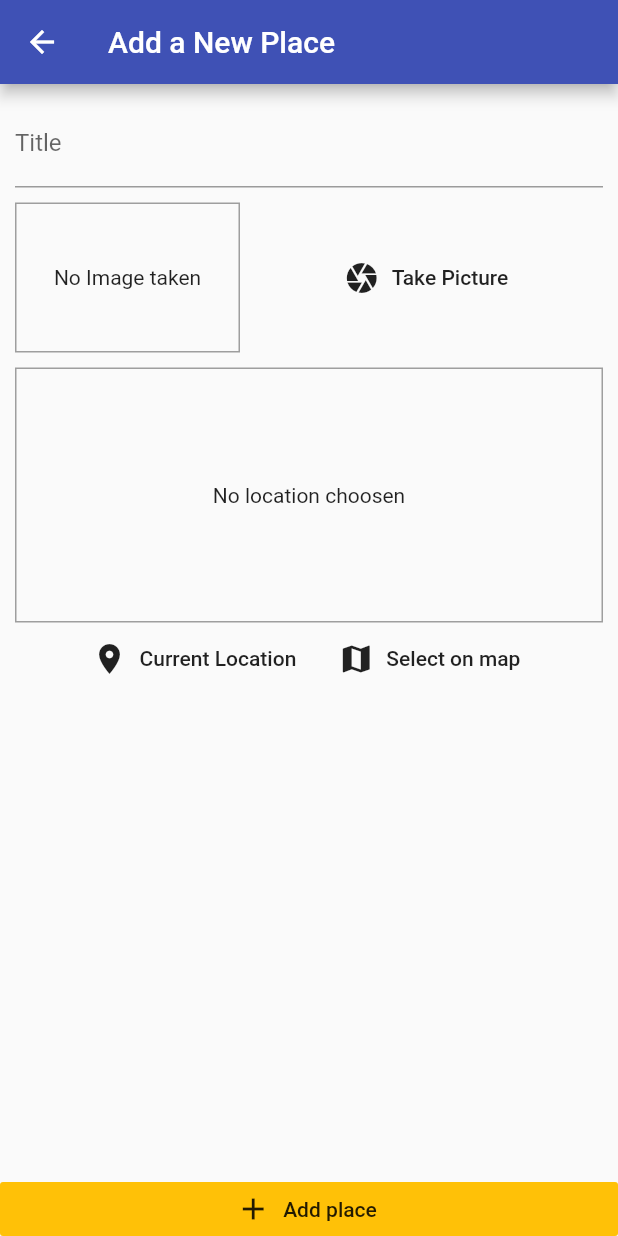
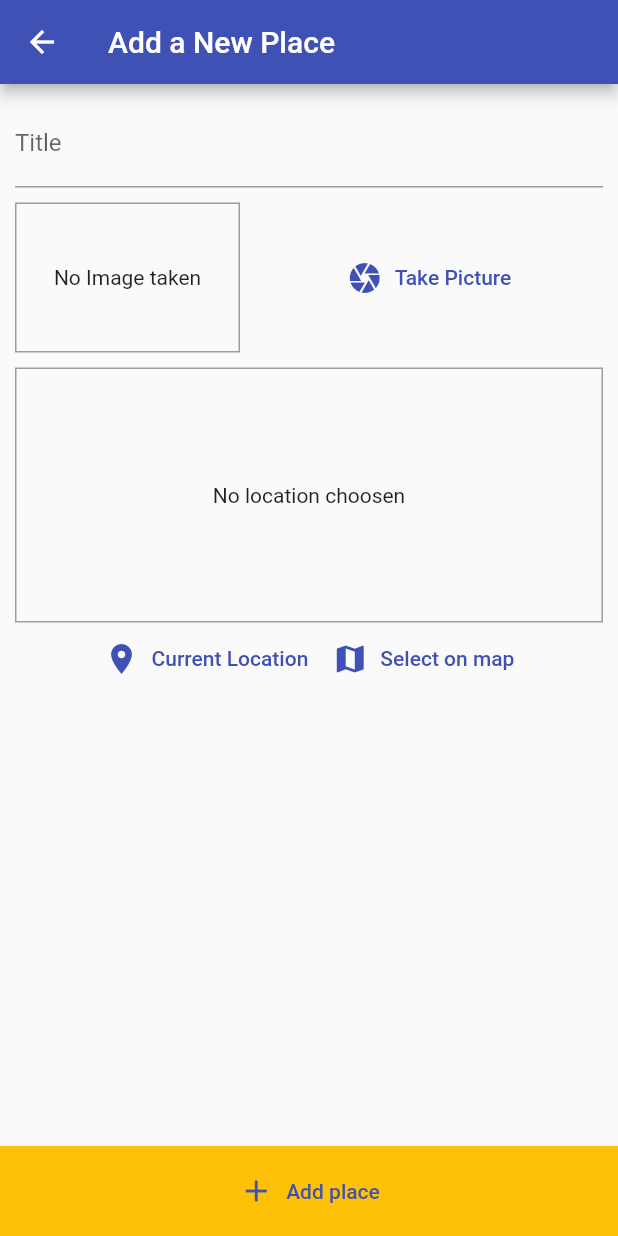
Before and after one commit to eloicasamayor/great_places, a Flutter app: the AddPlaceScreen screen opened by its route, on a phone screen of 412 x 824 dp. Run offline on Flutter 3.47's test engine with Material 2 defaults, Android fonts, the phone set to English and light mode, and no system bars; our stand-ins replace google_maps_flutter, image_picker, location, sqflite; accounts and stored records are empty.

Commit message:
styling the app

```diff
--- a/lib/helpers/db_helper.dart
+++ b/lib/helpers/db_helper.dart
@@ -23,6 +23,11 @@ class DBHelper {
     );
   }
 
+  static Future<void> remove(String table, String id) async {
+    final db = await DBHelper.database();
+    db.delete(table, where: 'id = "$id"');
+  }
+
   static Future<List<Map<String, dynamic>>> getData(String table) async {
     final db = await DBHelper.database();
     return db.query(table);
--- a/lib/helpers/location_helper.dart
+++ b/lib/helpers/location_helper.dart
@@ -1,5 +1,4 @@
 import 'package:http/http.dart' as http;
-import 'package:path/path.dart';
 import 'dart:convert';
 
 const GOOGLE_API_KEY = 'AIzaSyCSiF402IT7sNsgf7_4DvtcAl82ouwMagA';
--- a/lib/screens/add_place_screen.dart
+++ b/lib/screens/add_place_screen.dart
@@ -5,7 +5,6 @@ import 'dart:io';
 import 'package:provider/provider.dart';
 import '../providers/great_places.dart';
 import '../models/place.dart';
-import '../helpers/location_helper.dart';
 
 class AddPlaceScreen extends StatefulWidget {
   static const routeName = '/add-place';
@@ -72,13 +71,21 @@ class _AddPlaceScreenState extends State<AddPlaceScreen> {
               ),
             ),
           ),
-          RaisedButton.icon(
+          TextButton.icon(
             onPressed: _savePlace,
             icon: Icon(Icons.add),
             label: Text('Add place'),
-            elevation: 0,
-            materialTapTargetSize: MaterialTapTargetSize.shrinkWrap,
-            color: Theme.of(context).accentColor,
+            style: ButtonStyle(
+              backgroundColor:
+                  MaterialStateProperty.all(Theme.of(context).accentColor),
+              padding: MaterialStateProperty.all(EdgeInsets.all(18)),
+              tapTargetSize: MaterialTapTargetSize.shrinkWrap,
+              shape: MaterialStateProperty.all(
+                const RoundedRectangleBorder(
+                  borderRadius: BorderRadius.all(Radius.circular(0)),
+                ),
+              ),
+            ),
           ),
         ],
       ),
--- a/lib/widgets/image_input.dart
+++ b/lib/widgets/image_input.dart
@@ -60,7 +60,7 @@ class _ImageInputState extends State<ImageInput> {
           width: 10,
         ),
         Expanded(
-            child: FlatButton.icon(
+            child: TextButton.icon(
           label: Text('Take Picture'),
           icon: Icon(Icons.camera),
           onPressed: _getImage,
--- a/lib/widgets/location_input.dart
+++ b/lib/widgets/location_input.dart
@@ -81,11 +81,11 @@ class _LocationInputState extends State<LocationInput> {
         Row(
           mainAxisAlignment: MainAxisAlignment.center,
           children: [
-            FlatButton.icon(
+            TextButton.icon(
                 onPressed: _getCurrentUserLocation,
                 icon: Icon(Icons.location_on),
                 label: Text('Current Location')),
-            FlatButton.icon(
+            TextButton.icon(
                 onPressed: _selectOnMap,
                 icon: Icon(Icons.map),
                 label: Text('Select on map')),
```
Also changed, not shown: lib/providers/great_places.dart (+7 -0 lines), lib/screens/place_detail_screen.dart (+37 -3 lines), lib/screens/places_list_screen.dart (+11 -2 lines), pubspec.lock, readme_assets/places_recording.gif (added).
